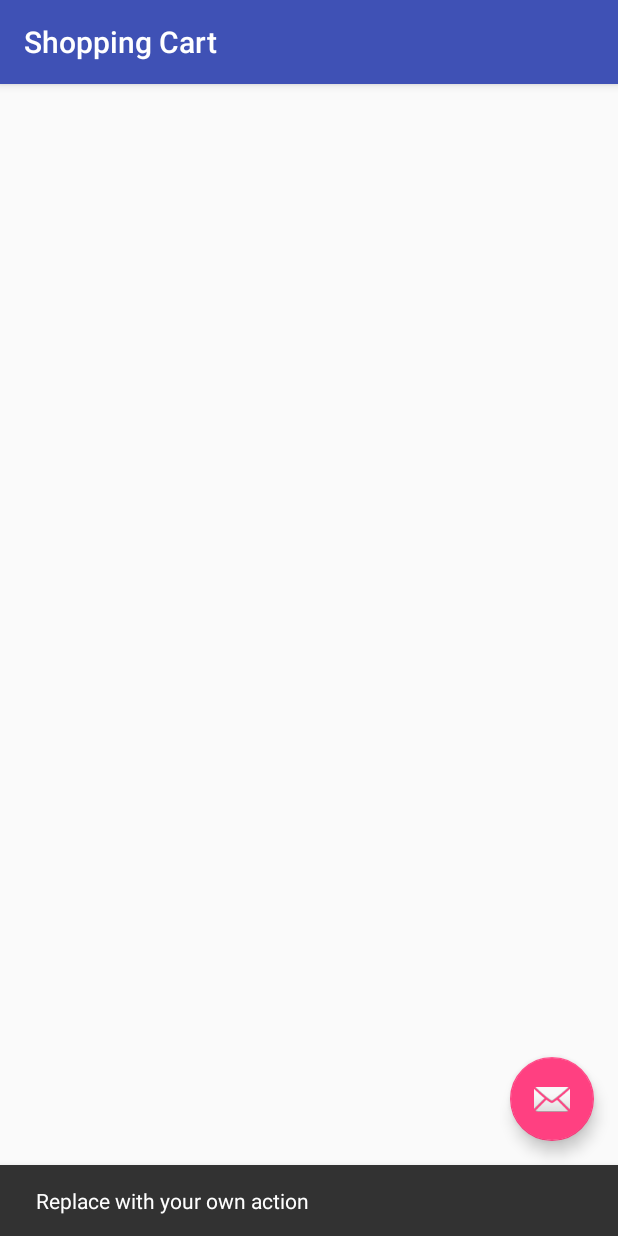
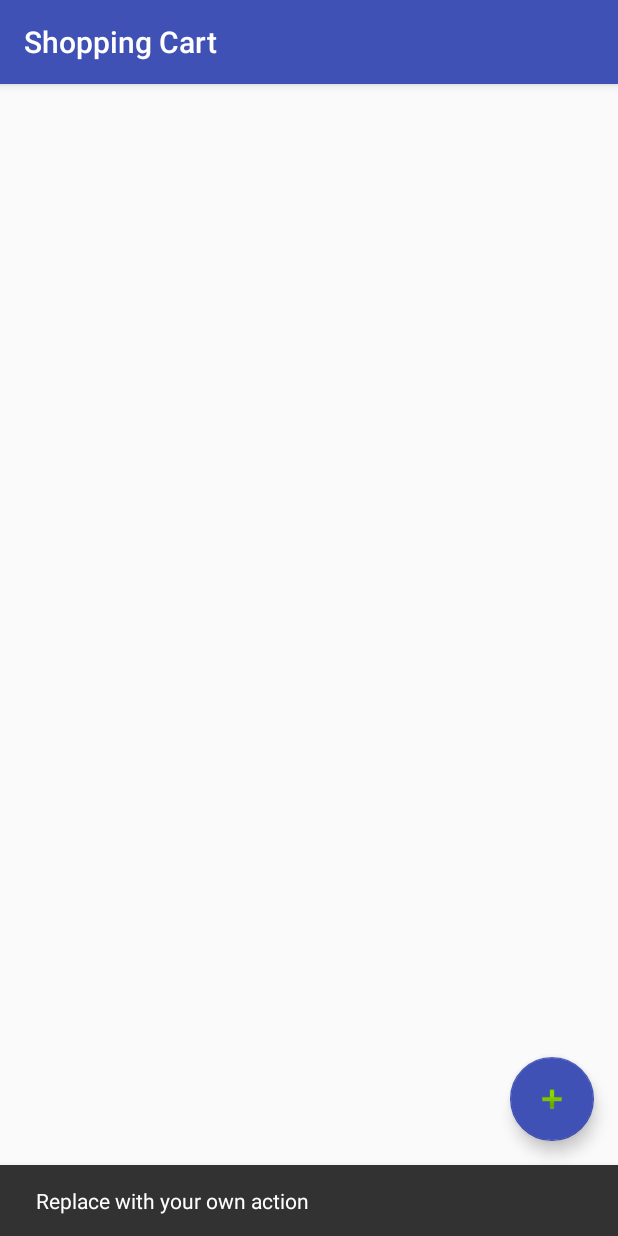
Before and after one commit to philxchen/SEG2105, an Android app: the ShoppingCartActivity screen opened directly, with no data from a screen before it, after a tap on an icon or button, on a phone screen of 412 x 824 dp. Run offline under Robolectric (Android 15) with nearby library versions, the phone set to English and light mode, and no system bars; 3 statements that could not run were skipped.

Commit message:
minor fix in shopping cart

```diff
--- a/app/src/main/res/layout/activity_shopping_cart.xml
+++ b/app/src/main/res/layout/activity_shopping_cart.xml
@@ -18,7 +18,8 @@
             android:layout_width="match_parent"
             android:layout_height="?attr/actionBarSize"
             android:background="?attr/colorPrimary"
-            app:popupTheme="@style/AppTheme.PopupOverlay"/>
+            app:popupTheme="@style/AppTheme.PopupOverlay"
+            app:title="Shopping Cart"/>
 
     </android.support.design.widget.AppBarLayout>
 
@@ -30,6 +31,7 @@
         android:layout_height="wrap_content"
         android:layout_gravity="bottom|end"
         android:layout_margin="@dimen/fab_margin"
-        app:srcCompat="@android:drawable/ic_dialog_email"/>
+        app:srcCompat="@android:drawable/ic_input_add"
+        app:backgroundTint="@color/colorPrimary"/>
 
 </android.support.design.widget.CoordinatorLayout>
--- a/app/src/main/res/values/colors.xml
+++ b/app/src/main/res/values/colors.xml
@@ -1,6 +1,6 @@
 <?xml version="1.0" encoding="utf-8"?>
 <resources>
     <color name="colorPrimary">#3F51B5</color>
-    <color name="colorPrimaryDark">#303F9F</color>
+    <color name="colorPrimaryDark">#303f9f</color>
     <color name="colorAccent">#FF4081</color>
 </resources>
```
